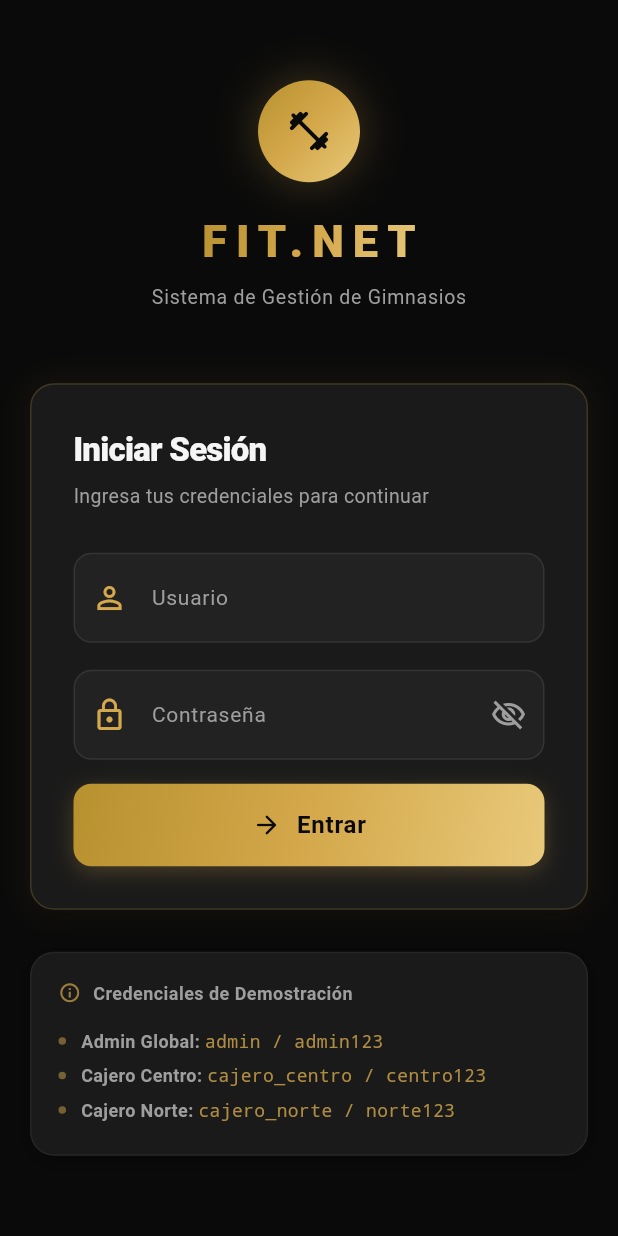
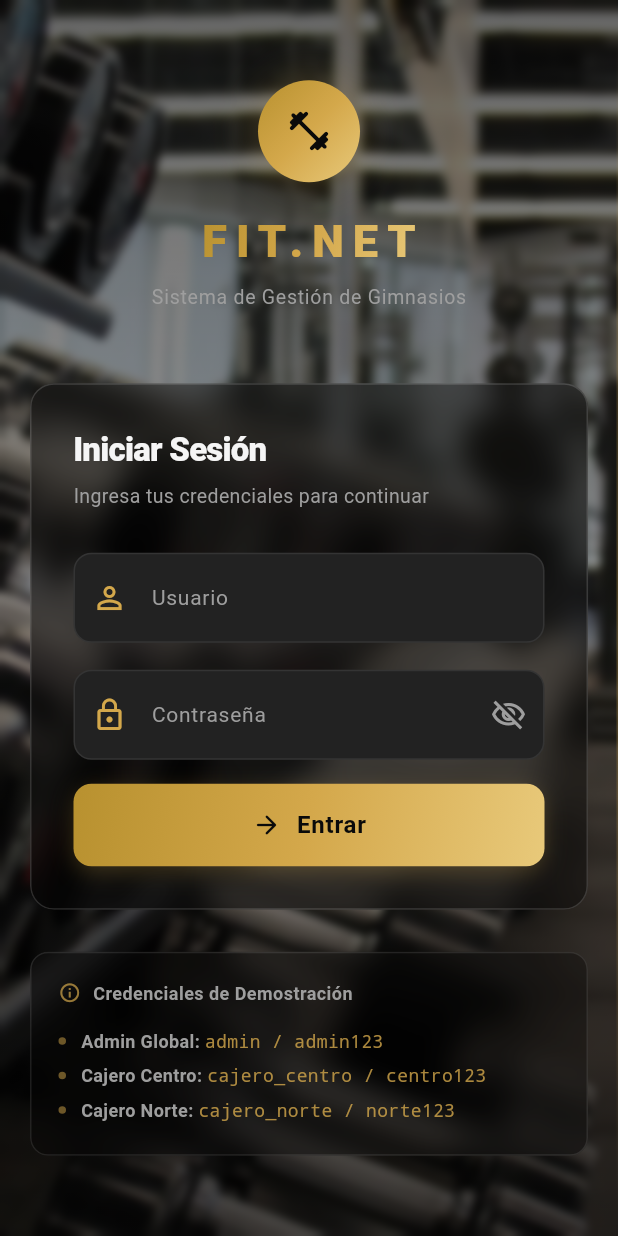
Before and after one commit to Yael290531/Fit.Net, a Flutter app: the screen it shows after launch, on a phone screen of 412 x 824 dp. Run offline on Flutter 3.47's test engine with Material 3 defaults, Android fonts, the phone set to English and light mode, and no system bars; our stand-ins replace drift, drift_flutter, supabase; accounts and stored records are empty; generated files the repository leaves out were written again.

Commit message:
cambio diseño inicio de sesion pro :^

```diff
--- a/lib/screens/login_screen.dart
+++ b/lib/screens/login_screen.dart
@@ -1,5 +1,6 @@
 import 'package:flutter/material.dart';
 import 'package:flutter/services.dart';
+import 'dart:ui';
 import '../models/models.dart';
 import '../services/database_service.dart';
 import '../widgets/theme_widgets.dart';
@@ -130,32 +131,43 @@ class _LoginScreenState extends State<LoginScreen>
     final screenWidth = MediaQuery.of(context).size.width;
     final isWide = screenWidth > 800;
 
+    if (isWide) {
       return Scaffold(
         body: Row(
           children: [
-          // ══════════════════════════════════════════════
             // PANEL IZQUIERDO – Imagen del gimnasio
-          // ══════════════════════════════════════════════
-          if (isWide)
             Expanded(
               flex: 5,
-              child: _buildImagePanel(),
+              child: _buildImagePanel(isMobile: false),
             ),
-
-          // ══════════════════════════════════════════════
             // PANEL DERECHO – Formulario de login
-          // ══════════════════════════════════════════════
             Expanded(
-            flex: isWide ? 4 : 1,
-            child: _buildLoginPanel(),
+              flex: 4,
+              child: Container(
+                color: FitNetTheme.backgroundDark,
+                child: _buildLoginPanel(isMobile: false),
+              ),
+            ),
+          ],
+        ),
+      );
+    } else {
+      return Scaffold(
+        body: Stack(
+          fit: StackFit.expand,
+          children: [
+            _buildImagePanel(isMobile: true),
+            Center(
+              child: _buildLoginPanel(isMobile: true),
             ),
           ],
         ),
       );
     }
+  }
 
-  /// Panel izquierdo: imagen de gimnasio con overlay oscuro.
-  Widget _buildImagePanel() {
+  /// Panel izquierdo (o fondo en móvil): imagen de gimnasio con overlay oscuro.
+  Widget _buildImagePanel({required bool isMobile}) {
     return Stack(
       fit: StackFit.expand,
       children: [
@@ -164,11 +176,22 @@ class _LoginScreenState extends State<LoginScreen>
           'assets/images/gym_bg.jpg',
           fit: BoxFit.cover,
         ),
+        if (isMobile)
+          BackdropFilter(
+            filter: ImageFilter.blur(sigmaX: 3.0, sigmaY: 3.0),
+            child: Container(color: Colors.transparent),
+          ),
         // Overlay con gradiente para dar profundidad
         Container(
           decoration: BoxDecoration(
             gradient: LinearGradient(
-              colors: [
+              colors: isMobile
+                  ? [
+                      Colors.black.withValues(alpha: 0.6),
+                      Colors.black.withValues(alpha: 0.4),
+                      Colors.black.withValues(alpha: 0.7),
+                    ]
+                  : [
                       Colors.black.withValues(alpha: 0.3),
                       Colors.black.withValues(alpha: 0.1),
                       Colors.black.withValues(alpha: 0.4),
@@ -203,10 +226,8 @@ class _LoginScreenState extends State<LoginScreen>
   }
 
   /// Panel derecho: formulario de login completo.
-  Widget _buildLoginPanel() {
-    return Container(
-      color: FitNetTheme.backgroundDark,
-      child: FadeTransition(
+  Widget _buildLoginPanel({required bool isMobile}) {
+    return FadeTransition(
       opacity: _fadeAnim,
       child: SlideTransition(
         position: _slideAnim,
@@ -226,14 +247,13 @@ class _LoginScreenState extends State<LoginScreen>
                   const SizedBox(height: 48),
 
                   // ── Formulario de login ──
-                    _buildLoginForm(),
+                  _buildLoginForm(isMobile: isMobile),
 
                   const SizedBox(height: 28),
 
                   // ── Credenciales de demo ──
-                    _buildCredentialsPanel(),
+                  _buildCredentialsPanel(isMobile: isMobile),
                 ],
-                ),
               ),
             ),
           ),
@@ -294,11 +314,8 @@ class _LoginScreenState extends State<LoginScreen>
     );
   }
 
-  Widget _buildLoginForm() {
-    return Container(
-      decoration: FitNetTheme.goldAccentCard,
-      padding: const EdgeInsets.all(28),
-      child: Form(
+  Widget _buildLoginForm({required bool isMobile}) {
+    Widget formContent = Form(
       key: _formKey,
       child: Column(
         crossAxisAlignment: CrossAxisAlignment.start,
@@ -408,15 +425,38 @@ class _LoginScreenState extends State<LoginScreen>
             ),
           ],
         ),
+      );
+
+    if (isMobile) {
+      return ClipRRect(
+        borderRadius: BorderRadius.circular(16),
+        child: BackdropFilter(
+          filter: ImageFilter.blur(sigmaX: 10, sigmaY: 10),
+          child: Container(
+            decoration: BoxDecoration(
+              color: Colors.black.withValues(alpha: 0.4),
+              borderRadius: BorderRadius.circular(16),
+              border: Border.all(
+                color: Colors.white.withValues(alpha: 0.15),
+                width: 1,
+              ),
+            ),
+            padding: const EdgeInsets.all(28),
+            child: formContent,
+          ),
         ),
       );
+    } else {
+      return Container(
+        decoration: FitNetTheme.goldAccentCard,
+        padding: const EdgeInsets.all(28),
+        child: formContent,
+      );
+    }
   }
 
-  Widget _buildCredentialsPanel() {
-    return Container(
-      decoration: FitNetTheme.premiumCard,
-      padding: const EdgeInsets.all(18),
-      child: Column(
+  Widget _buildCredentialsPanel({required bool isMobile}) {
+    Widget content = Column(
       crossAxisAlignment: CrossAxisAlignment.start,
         children: [
           Row(
@@ -447,8 +487,34 @@ class _LoginScreenState extends State<LoginScreen>
           _buildCredentialRow('Cajero Centro', 'cajero_centro / centro123'),
           _buildCredentialRow('Cajero Norte', 'cajero_norte / norte123'),
         ],
+      );
+
+    if (isMobile) {
+      return ClipRRect(
+        borderRadius: BorderRadius.circular(12),
+        child: BackdropFilter(
+          filter: ImageFilter.blur(sigmaX: 10, sigmaY: 10),
+          child: Container(
+            decoration: BoxDecoration(
+              color: Colors.black.withValues(alpha: 0.3),
+              borderRadius: BorderRadius.circular(12),
+              border: Border.all(
+                color: Colors.white.withValues(alpha: 0.1),
+                width: 1,
+              ),
+            ),
+            padding: const EdgeInsets.all(18),
+            child: content,
+          ),
         ),
       );
+    } else {
+      return Container(
+        decoration: FitNetTheme.premiumCard,
+        padding: const EdgeInsets.all(18),
+        child: content,
+      );
+    }
   }
 
   Widget _buildCredentialRow(String role, String credentials) {
```
Lines whose indentation alone changed are shown as unchanged.
